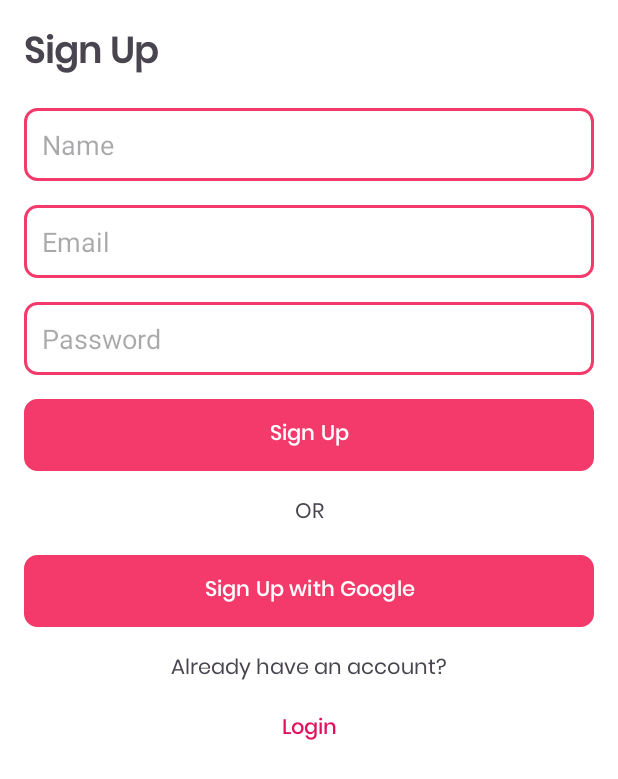
After one commit to coderprem/fb-realtime-notes-app, an Android app: the SignUpActivity screen opened directly, with no data from a screen before it, on a phone screen of 412 x 824 dp. The commit adds this screen. Shown: the top 779 px of the screen. Run offline under Robolectric (Android 15) with nearby library versions, the phone set to English and light mode, and no system bars.

Commit message:
ui of login and signup done

```diff
--- a/app/src/main/AndroidManifest.xml
+++ b/app/src/main/AndroidManifest.xml
@@ -1,6 +1,8 @@
 <?xml version="1.0" encoding="utf-8"?>
 <manifest xmlns:android="http://schemas.android.com/apk/res/android"
     xmlns:tools="http://schemas.android.com/tools">
+
+    <uses-permission android:name="android.permission.WRITE_EXTERNAL_STORAGE" />
 
     <application
         android:allowBackup="true"
@@ -13,6 +15,9 @@
         android:theme="@style/Theme.Notes"
         tools:targetApi="31">
         <activity
+            android:name=".authentication.SignUpActivity"
+            android:exported="false" />
+        <activity
             android:name=".MainActivity"
             android:exported="true">
             <intent-filter>
--- /dev/null
+++ b/app/src/main/java/com/example/notes/authentication/SignUpActivity.kt
@@ -0,0 +1,21 @@
+package com.example.notes.authentication
+
+import android.os.Bundle
+import androidx.activity.enableEdgeToEdge
+import androidx.appcompat.app.AppCompatActivity
+import androidx.core.view.ViewCompat
+import androidx.core.view.WindowInsetsCompat
+import com.example.notes.R
+
+class SignUpActivity : AppCompatActivity() {
+    override fun onCreate(savedInstanceState: Bundle?) {
+        super.onCreate(savedInstanceState)
+        enableEdgeToEdge()
+        setContentView(R.layout.activity_sign_up)
+        ViewCompat.setOnApplyWindowInsetsListener(findViewById(R.id.main)) { v, insets ->
+            val systemBars = insets.getInsets(WindowInsetsCompat.Type.systemBars())
+            v.setPadding(systemBars.left, systemBars.top, systemBars.right, systemBars.bottom)
+            insets
+        }
+    }
+}
--- /dev/null
+++ b/app/src/main/res/drawable/btn_bg.xml
@@ -0,0 +1,9 @@
+<?xml version="1.0" encoding="utf-8"?>
+<shape xmlns:android="http://schemas.android.com/apk/res/android">
+
+    <solid android:color="#fff" />
+    <corners android:radius="8dp" />
+    <stroke android:width="2dp" android:color="@color/rose" />
+    <padding android:left="12dp" android:top="12dp" android:right="12dp" android:bottom="12dp" />
+
+</shape>
--- /dev/null
+++ b/app/src/main/res/drawable/et_bg.xml
@@ -0,0 +1,8 @@
+<?xml version="1.0" encoding="utf-8"?>
+<shape xmlns:android="http://schemas.android.com/apk/res/android">
+
+    <solid android:color="#fff" />
+    <corners android:radius="8dp" />
+    <stroke android:width="2dp" android:color="@color/rose" />
+    <padding android:left="12dp" android:top="12dp" android:right="12dp" android:bottom="12dp" />
+</shape>
--- /dev/null
+++ b/app/src/main/res/layout/activity_sign_up.xml
@@ -0,0 +1,129 @@
+<?xml version="1.0" encoding="utf-8"?>
+<androidx.constraintlayout.widget.ConstraintLayout xmlns:android="http://schemas.android.com/apk/res/android"
+    xmlns:app="http://schemas.android.com/apk/res-auto"
+    xmlns:tools="http://schemas.android.com/tools"
+    android:id="@+id/main"
+    android:background="@color/white"
+    android:layout_width="match_parent"
+    android:layout_height="match_parent"
+    tools:context=".authentication.SignUpActivity">
+
+    <TextView
+        android:id="@+id/tv_sign_up"
+        android:layout_width="wrap_content"
+        android:layout_height="wrap_content"
+        android:layout_margin="16dp"
+        android:fontFamily="@font/poppins_medium"
+        android:text="Sign Up"
+        android:textSize="24sp"
+        android:textStyle="bold"
+        app:layout_constraintStart_toStartOf="parent"
+        app:layout_constraintTop_toTopOf="parent" />
+
+    <EditText
+        android:id="@+id/et_name"
+        android:layout_width="0dp"
+        android:layout_height="wrap_content"
+        android:layout_marginStart="16dp"
+        android:layout_marginTop="16dp"
+        android:layout_marginEnd="16dp"
+        android:hint="Name"
+        android:background="@drawable/et_bg"
+        android:inputType="text"
+        app:layout_constraintEnd_toEndOf="parent"
+        app:layout_constraintStart_toStartOf="parent"
+        app:layout_constraintTop_toBottomOf="@id/tv_sign_up" />
+
+    <EditText
+        android:id="@+id/et_email"
+        android:layout_width="0dp"
+        android:layout_height="wrap_content"
+        android:layout_marginStart="16dp"
+        android:layout_marginTop="16dp"
+        android:layout_marginEnd="16dp"
+        android:hint="Email"
+        android:background="@drawable/et_bg"
+        android:inputType="textEmailAddress"
+        app:layout_constraintEnd_toEndOf="parent"
+        app:layout_constraintStart_toStartOf="parent"
+        app:layout_constraintTop_toBottomOf="@id/et_name" />
+
+    <EditText
+        android:id="@+id/et_password"
+        android:layout_width="0dp"
+        android:layout_height="wrap_content"
+        android:layout_marginStart="16dp"
+        android:layout_marginTop="16dp"
+        android:layout_marginEnd="16dp"
+        android:hint="Password"
+        android:background="@drawable/et_bg"
+        android:inputType="textPassword"
+        app:layout_constraintEnd_toEndOf="parent"
+        app:layout_constraintStart_toStartOf="parent"
+        app:layout_constraintTop_toBottomOf="@id/et_email" />
+
+    <Button
+        android:id="@+id/btn_sign_up"
+        android:layout_width="0dp"
+        android:layout_height="wrap_content"
+        android:layout_marginStart="16dp"
+        android:layout_marginTop="16dp"
+        android:layout_marginEnd="16dp"
+        android:text="Sign Up"
+        android:textColor="@color/white"
+        android:background="@drawable/btn_bg"
+        android:fontFamily="@font/poppins_medium"
+        app:layout_constraintEnd_toEndOf="parent"
+        app:layout_constraintStart_toStartOf="parent"
+        app:layout_constraintTop_toBottomOf="@id/et_password" />
+
+    <TextView
+        android:id="@+id/or"
+        android:layout_width="wrap_content"
+        android:layout_height="wrap_content"
+        android:layout_margin="16dp"
+        android:fontFamily="@font/poppins"
+        android:text="OR"
+        app:layout_constraintStart_toStartOf="parent"
+        app:layout_constraintEnd_toEndOf="parent"
+        app:layout_constraintTop_toBottomOf="@id/btn_sign_up" />
+
+    <Button
+        android:id="@+id/signUpWithGoogle"
+        android:layout_width="0dp"
+        android:layout_height="wrap_content"
+        android:layout_marginStart="16dp"
+        android:layout_marginTop="16dp"
+        android:layout_marginEnd="16dp"
+        android:text="Sign Up with Google"
+        android:textColor="@color/white"
+        android:background="@drawable/btn_bg"
+        android:fontFamily="@font/poppins_medium"
+        app:layout_constraintEnd_toEndOf="parent"
+        app:layout_constraintStart_toStartOf="parent"
+        app:layout_constraintTop_toBottomOf="@id/or" />
+
+    <TextView
+        android:id="@+id/already_have_account"
+        android:layout_width="wrap_content"
+        android:layout_height="wrap_content"
+        android:layout_margin="16dp"
+        android:fontFamily="@font/poppins"
+        android:text="Already have an account?"
+        app:layout_constraintStart_toStartOf="parent"
+        app:layout_constraintEnd_toEndOf="parent"
+        app:layout_constraintTop_toBottomOf="@id/signUpWithGoogle" />
+
+    <TextView
+        android:id="@+id/tv_login"
+        android:layout_width="wrap_content"
+        android:layout_height="wrap_content"
+        android:layout_margin="16dp"
+        android:fontFamily="@font/poppins_medium"
+        android:text="Login"
+        android:textColor="@color/ruby_red"
+        app:layout_constraintStart_toStartOf="parent"
+        app:layout_constraintEnd_toEndOf="parent"
+        app:layout_constraintTop_toBottomOf="@id/already_have_account" />
+
+</androidx.constraintlayout.widget.ConstraintLayout>
--- a/app/src/main/res/values/colors.xml
+++ b/app/src/main/res/values/colors.xml
@@ -2,4 +2,7 @@
 <resources>
     <color name="black">#FF000000</color>
     <color name="white">#FFFFFFFF</color>
+    <color name="rose">#F33A6A</color>
+    <color name="rose_light">#fbb</color>
+    <color name="ruby_red">#E0115F</color>
 </resources>
--- a/app/src/main/res/values/themes.xml
+++ b/app/src/main/res/values/themes.xml
@@ -2,7 +2,13 @@
     <!-- Base application theme. -->
     <style name="Base.Theme.Notes" parent="Theme.Material3.DayNight.NoActionBar">
         <!-- Customize your light theme here. -->
-        <!-- <item name="colorPrimary">@color/my_light_primary</item> -->
+         <item name="colorPrimary">@color/rose</item>
+        <item name="colorPrimaryVariant">@color/rose</item>
+        <item name="colorOnPrimary">@color/white</item>
+        <item name="colorSecondary">@color/rose_light</item>
+        <item name="colorSecondaryVariant">@color/rose_light</item>
+        <item name="colorOnSecondary">@color/black</item>
+        <item name="colorSurface">@color/white</item>
     </style>
 
     <style name="Theme.Notes" parent="Base.Theme.Notes" />
```
Also changed, not shown: app/src/main/java/com/example/notes/authentication/LoginActivity.kt (added, +21 -0 lines), app/src/main/res/layout/activity_login.xml (added, +115 -0 lines), app/src/main/res/font/poppins.ttf (added), app/src/main/res/font/poppins_medium.ttf (added).
